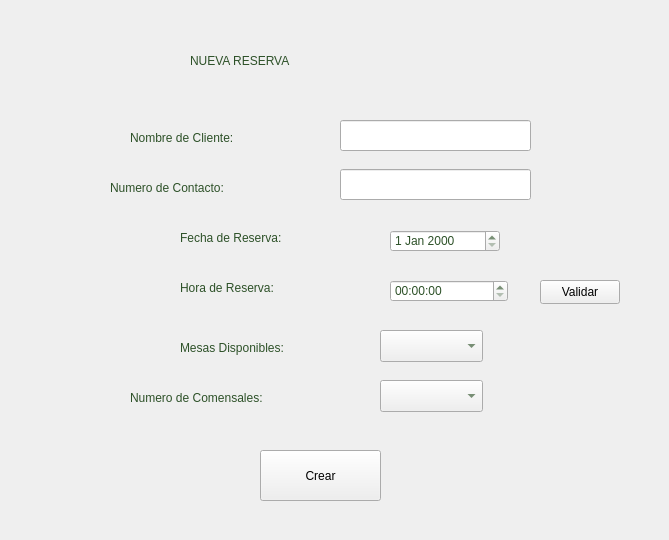
Above: form.ui from valeAlfaro5/ProyectoLenguajesDeProgramacion before the change. Below: the same form after it.
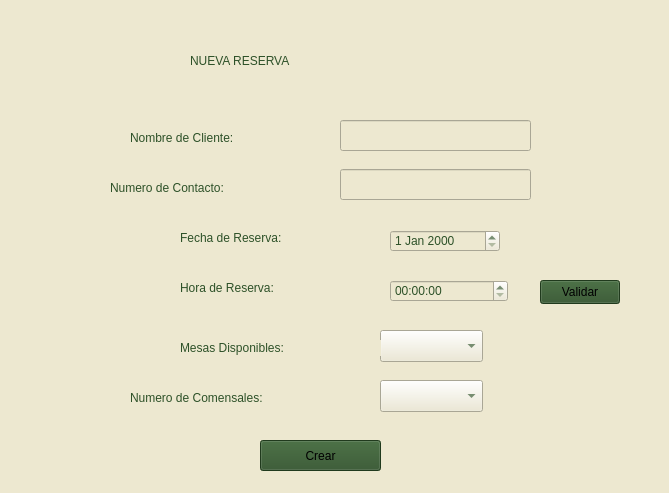
That is the form after the change.

Diff of the .ui file:
```diff
--- a/form.ui
+++ b/form.ui
@@ -7,12 +7,16 @@
     <x>0</x>
     <y>0</y>
     <width>669</width>
-    <height>540</height>
+    <height>493</height>
    </rect>
   </property>
   <property name="windowTitle">
    <string>Form</string>
   </property>
+  <property name="styleSheet">
+   <string notr="true">background-color: rgb(237, 232, 208);
+</string>
+  </property>
   <widget class="QLabel" name="label_3">
    <property name="geometry">
     <rect>
@@ -495,6 +499,9 @@
      <height>24</height>
     </rect>
    </property>
+   <property name="styleSheet">
+    <string notr="true">background-color: rgb(45, 81, 40);</string>
+   </property>
    <property name="text">
     <string>Validar</string>
    </property>
@@ -503,11 +510,14 @@
    <property name="geometry">
     <rect>
      <x>260</x>
-     <y>450</y>
+     <y>440</y>
      <width>121</width>
-     <height>51</height>
+     <height>31</height>
     </rect>
    </property>
+   <property name="styleSheet">
+    <string notr="true">background-color: rgb(45, 81, 40);</string>
+   </property>
    <property name="text">
     <string>Crear</string>
    </property>
```
